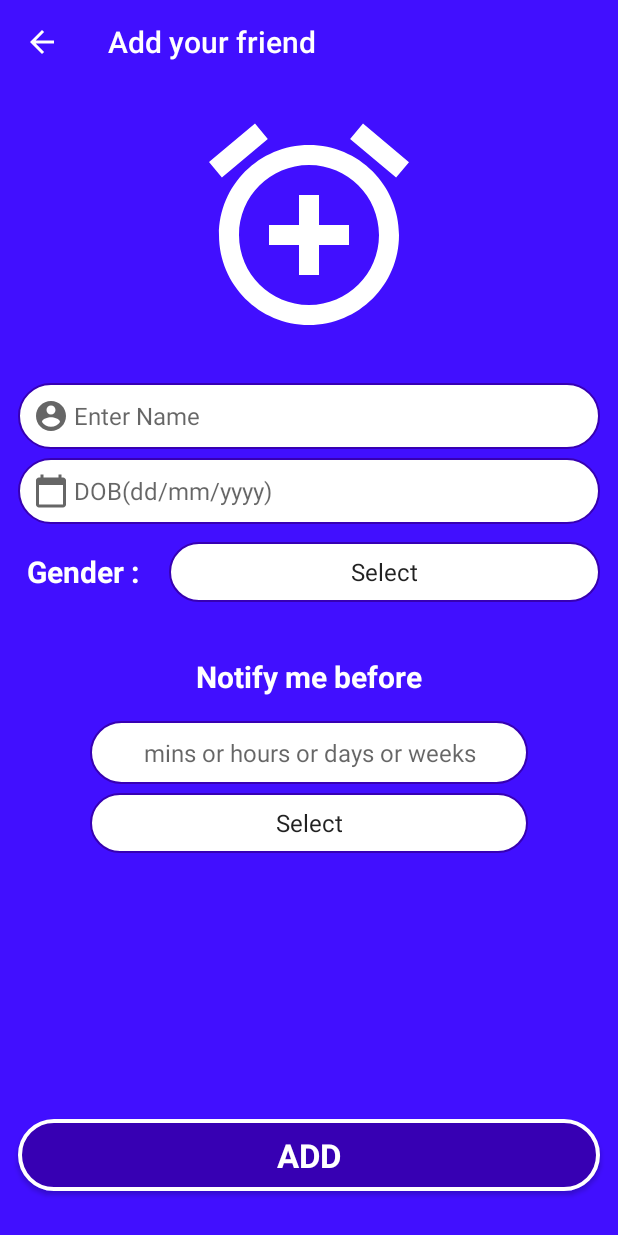
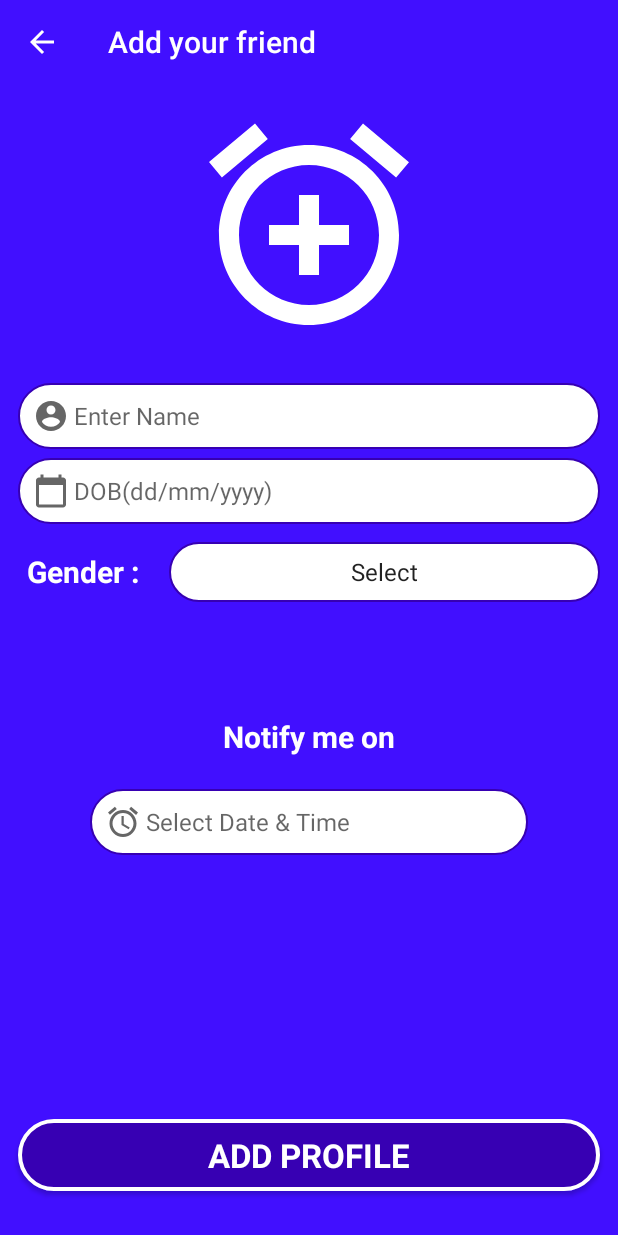
Before and after one commit to Abhinraj-ss/Birthday_Remainder, an Android app: the AddNewActivity screen opened directly, with no data from a screen before it, on a phone screen of 412 x 824 dp. Run offline under Robolectric (Android 15) with nearby library versions, the phone set to English and light mode, and no system bars; our stand-ins replace Room's generated code.

Commit message:
front end works

```diff
--- a/app/src/main/java/com/abhinraj/birthdayremainder/database/BirthdayEntity.kt
+++ b/app/src/main/java/com/abhinraj/birthdayremainder/database/BirthdayEntity.kt
@@ -11,6 +11,5 @@ data class BirthdayEntity(
     @ColumnInfo(name = "dob") val dob: String,
     @ColumnInfo(name = "age") var age: Int,
     @ColumnInfo(name = "gender") val gender: String,
-    @ColumnInfo(name = "time") val time: Int,
-    @ColumnInfo(name = "unittime") val unittime: String
+    @ColumnInfo(name = "notify") val notify: String
 )
--- a/app/src/main/java/com/abhinraj/birthdayremainder/ui/home/Birthdays.kt
+++ b/app/src/main/java/com/abhinraj/birthdayremainder/ui/home/Birthdays.kt
@@ -6,6 +6,5 @@ data class Birthdays(
     val dob: String,
     val age: Int,
     val gender: String,
-    val time: Int,
-    val unittime: String
+    val notify: String
 )
--- a/app/src/main/java/com/abhinraj/birthdayremainder/ui/home/HomeRecyclerAdapter.kt
+++ b/app/src/main/java/com/abhinraj/birthdayremainder/ui/home/HomeRecyclerAdapter.kt
@@ -48,7 +48,7 @@ class HomeRecyclerAdapter(val context: Context, val birthdays: ArrayList<Birthda
             args.putString("age", bdayObject.age.toString()+" year(s)")
             args.putString("dob", bdayObject.dob)
             args.putString("gender", bdayObject.gender)
-            args.putString("time", bdayObject.time.toString()+" "+bdayObject.unittime)
+            args.putString("notify", bdayObject.notify)
             val intent = Intent(context, DetailsActivity::class.java)
             intent.putExtra("data",args)
             startActivity(context,intent,args)
--- /dev/null
+++ b/app/src/main/res/drawable/ic_baseline_alarm_24.xml
@@ -0,0 +1,10 @@
+<vector xmlns:android="http://schemas.android.com/apk/res/android"
+    android:width="24dp"
+    android:height="24dp"
+    android:viewportWidth="24"
+    android:viewportHeight="24"
+    android:tint="?attr/colorControlNormal">
+  <path
+      android:fillColor="@android:color/white"
+      android:pathData="M22,5.72l-4.6,-3.86 -1.29,1.53 4.6,3.86L22,5.72zM7.88,3.39L6.6,1.86 2,5.71l1.29,1.53 4.59,-3.85zM12.5,8L11,8v6l4.75,2.85 0.75,-1.23 -4,-2.37L12.5,8zM12,4c-4.97,0 -9,4.03 -9,9s4.02,9 9,9c4.97,0 9,-4.03 9,-9s-4.03,-9 -9,-9zM12,20c-3.87,0 -7,-3.13 -7,-7s3.13,-7 7,-7 7,3.13 7,7 -3.13,7 -7,7z"/>
+</vector>
--- /dev/null
+++ b/app/src/main/res/drawable/ic_baseline_alarm_on_24.xml
@@ -0,0 +1,5 @@
+<vector android:height="24dp" android:tint="#FFFFFF"
+    android:viewportHeight="24" android:viewportWidth="24"
+    android:width="24dp" xmlns:android="http://schemas.android.com/apk/res/android">
+    <path android:fillColor="@android:color/white" android:pathData="M22,5.72l-4.6,-3.86 -1.29,1.53 4.6,3.86L22,5.72zM7.88,3.39L6.6,1.86 2,5.71l1.29,1.53 4.59,-3.85zM12,4c-4.97,0 -9,4.03 -9,9s4.02,9 9,9c4.97,0 9,-4.03 9,-9s-4.03,-9 -9,-9zM12,20c-3.87,0 -7,-3.13 -7,-7s3.13,-7 7,-7 7,3.13 7,7 -3.13,7 -7,7zM10.54,14.53L8.41,12.4l-1.06,1.06 3.18,3.18 6,-6 -1.06,-1.06 -4.93,4.95z"/>
+</vector>
--- a/app/src/main/res/layout/activity_add_new.xml
+++ b/app/src/main/res/layout/activity_add_new.xml
@@ -57,11 +57,11 @@
             android:layout_marginRight="12dip"
             android:background="@drawable/_edit_text"
             android:clickable="false"
-            android:focusable="false"
-            android:focusableInTouchMode="true"
             android:drawableStart="@drawable/ic_calendar"
             android:drawablePadding="3dp"
             android:ems="10"
+            android:focusable="false"
+            android:focusableInTouchMode="true"
             android:hint="@string/dob"
             android:inputType="date"
             android:maxLines="1"
@@ -110,10 +110,10 @@
             android:layout_height="wrap_content"
             android:layout_below="@id/rlGender"
             android:layout_centerHorizontal="true"
-            android:layout_marginTop="30dp"
+            android:layout_marginTop="70dp"
             android:paddingHorizontal="10dp"
             android:paddingVertical="6dp"
-            android:text="@string/notify_me_before"
+            android:text="@string/notify_me_on"
             android:textColor="@color/white"
             android:textSize="20sp"
             android:textStyle="bold" />
@@ -124,31 +124,24 @@
             android:layout_height="wrap_content"
             android:layout_below="@+id/txtNotify"
             android:layout_marginStart="60dip"
-            android:layout_marginTop="10dip"
+            android:layout_marginLeft="12dip"
+            android:layout_marginTop="15dip"
             android:layout_marginEnd="60dp"
+            android:layout_marginRight="12dip"
             android:background="@drawable/_edit_text"
+            android:clickable="false"
+            android:drawableStart="@drawable/ic_baseline_alarm_24"
             android:drawablePadding="3dp"
-            android:hint="@string/mins_or_hours_or_days_or_weeks"
-            android:inputType="number"
+            android:ems="10"
+            android:focusable="false"
+            android:focusableInTouchMode="true"
+            android:hint="@string/select_date_time"
+            android:inputType="datetime"
             android:maxLines="1"
             android:padding="10dip"
             android:singleLine="true"
-            android:textAlignment="center"
             android:textColor="@android:color/black"
             android:textSize="16sp" />
-
-        <Spinner
-            android:id="@+id/spTime"
-            android:layout_width="match_parent"
-            android:layout_height="40dp"
-            android:layout_below="@id/etNotify"
-            android:layout_marginStart="60dip"
-            android:layout_marginTop="6dip"
-            android:layout_marginEnd="60dp"
-            android:autofillHints="select"
-            android:background="@drawable/_edit_text"
-            android:entries="@array/time_array"
-            android:textAlignment="center" />
 
 
     </RelativeLayout>
--- a/app/src/main/res/values/strings.xml
+++ b/app/src/main/res/values/strings.xml
@@ -9,7 +9,7 @@
 
     <string name="menu_home">Home</string>
     <string name="menu_slideshow">Slideshow</string>
-    <string name="upcoming_birthdays">Upcoming birthdays</string>
+    <string name="upcoming_birthdays">Upcoming birthday profiles</string>
     <string name="calendar">Calendar</string>
     <string name="title_activity_settings">SettingsActivity</string>
     <string name="title_activity_details">SettingsActivity</string>
@@ -45,10 +45,10 @@
     <string name="tab_text_1">Tab 1</string>
     <string name="tab_text_2">Tab 2</string>
     <string name="enter_name">Enter Name</string>
-    <string name="add">ADD</string>
+    <string name="add">ADD PROFILE</string>
     <string name="dob">DOB(dd/mm/yyyy)</string>
     <string name="mins_or_hours_or_days_or_weeks">mins or hours or days or weeks</string>
-    <string name="notify_me_before">Notify me before</string>
+    <string name="notify_me_on">Notify me on</string>
     <string name="gender">Gender :</string>
     <string name="filter">Filter</string>
     <string name="birthday">Birthday</string>
@@ -56,6 +56,7 @@
     <string name="age_l_h">By Age(Low-High)</string>
     <string name="age_h_l">By Age(High-Low)</string>
     <string name="by_birthday">By Birthday</string>
+    <string name="select_date_time"><![CDATA[Select Date & Time]]></string>
     <string-array name="time_array">
         <item>Select</item>
         <item>Minutes</item>
```
Also changed, not shown: app/src/main/java/com/abhinraj/birthdayremainder/activity/AddNewActivity.kt (+29 -6 lines), app/src/main/java/com/abhinraj/birthdayremainder/activity/DetailsActivity.kt (+2 -18 lines), app/src/main/java/com/abhinraj/birthdayremainder/ui/home/HomeFragment.kt (+3 -4 lines), app/src/main/res/layout/home_one_row.xml (+17 -7 lines).
